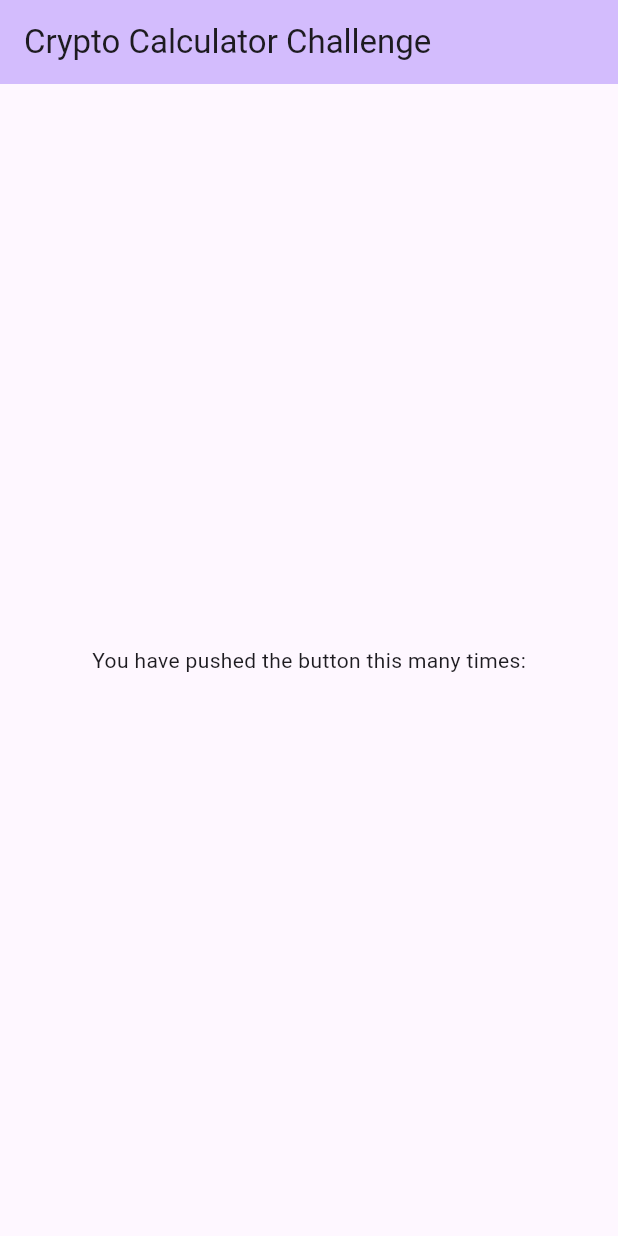
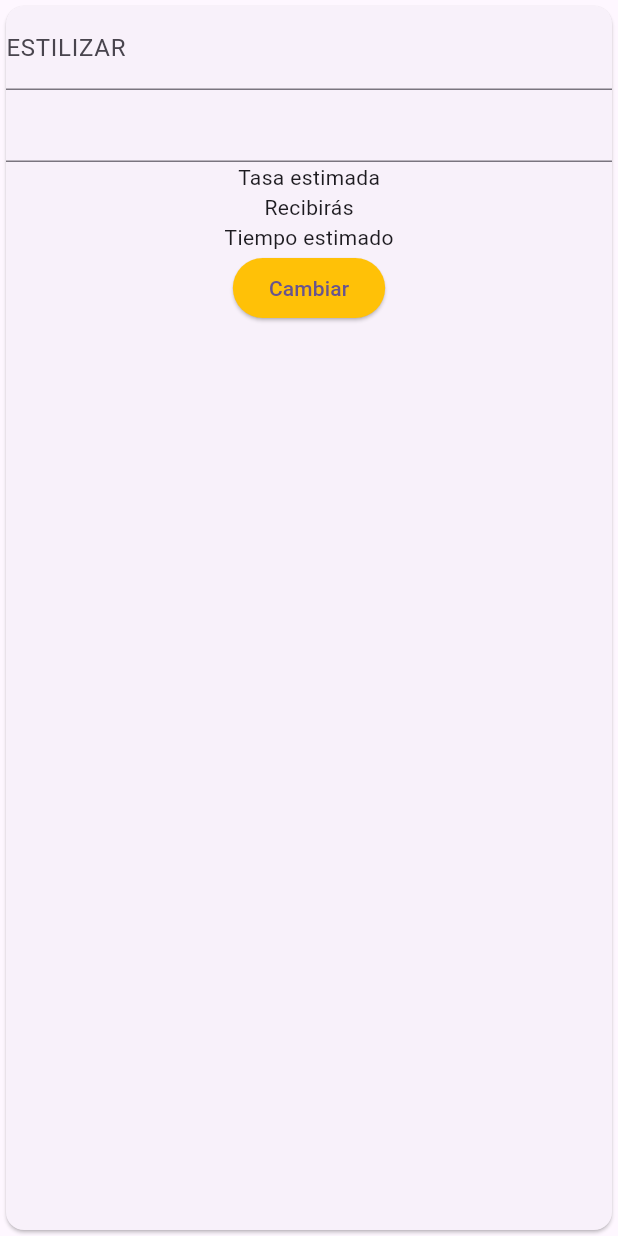
Before and after one commit to Gand4lf23/crypto_calculator_challenge, a Flutter app: the screen it shows after launch, on a phone screen of 412 x 824 dp. Run offline on Flutter 3.47's test engine with Material 3 defaults, Android fonts, the light colour scheme and no system bars.

Commit message:
Base files + base folders structure

```diff
--- /dev/null
+++ b/lib/common/widgets/main_button.dart
@@ -0,0 +1,16 @@
+import 'package:flutter/material.dart';
+
+class MainButton extends StatelessWidget {
+  final String text;
+  final VoidCallback? onPressed;
+  const MainButton({super.key, required this.text, this.onPressed});
+
+  @override
+  Widget build(BuildContext context) {
+    return ElevatedButton(
+      onPressed: onPressed,
+      style: ButtonStyle(backgroundColor: WidgetStatePropertyAll(Colors.amber)),
+      child: Text(text),
+    );
+  }
+}
--- /dev/null
+++ b/lib/features/calculator/presentation/calculator_screen.dart
@@ -0,0 +1,11 @@
+import 'package:crypto_calculator_challenge/features/calculator/widgets/calculator_widget.dart';
+import 'package:flutter/material.dart';
+
+class CalculatorScreen extends StatelessWidget {
+  const CalculatorScreen({super.key});
+
+  @override
+  Widget build(BuildContext context) {
+    return Scaffold(body: CalculatorWidget());
+  }
+}
--- /dev/null
+++ b/lib/features/calculator/widgets/calculator_widget.dart
@@ -0,0 +1,23 @@
+import 'package:crypto_calculator_challenge/common/widgets/main_button.dart';
+import 'package:crypto_calculator_challenge/features/calculator/widgets/currency_converter.dart';
+import 'package:flutter/material.dart';
+
+class CalculatorWidget extends StatelessWidget {
+  const CalculatorWidget({super.key});
+
+  @override
+  Widget build(BuildContext context) {
+    return Card(
+      child: Column(
+        children: [
+          CurrencyConverter(),
+          TextField(),
+          Text('Tasa estimada'),
+          Text('Recibirás'),
+          Text('Tiempo estimado'),
+          MainButton(text: 'Cambiar', onPressed: () {}),
+        ],
+      ),
+    );
+  }
+}
--- /dev/null
+++ b/lib/features/calculator/widgets/currency_converter.dart
@@ -0,0 +1,10 @@
+import 'package:flutter/material.dart';
+
+class CurrencyConverter extends StatelessWidget {
+  const CurrencyConverter({super.key});
+
+  @override
+  Widget build(BuildContext context) {
+    return TextField(decoration: InputDecoration(labelText: 'ESTILIZAR'));
+  }
+}
--- a/lib/main.dart
+++ b/lib/main.dart
@@ -1,3 +1,4 @@
+import 'package:crypto_calculator_challenge/features/calculator/presentation/calculator_screen.dart';
 import 'package:flutter/material.dart';
 
 void main() {
@@ -13,34 +14,7 @@ class MyApp extends StatelessWidget {
     return MaterialApp(
       title: 'Crypto Calculator Challenge',
       theme: ThemeData(colorScheme: .fromSeed(seedColor: Colors.deepPurple)),
-      home: const MyHomePage(title: 'Crypto Calculator Challenge'),
+      home: const CalculatorScreen(),
     );
   }
 }
-
-class MyHomePage extends StatefulWidget {
-  const MyHomePage({super.key, required this.title});
-
-  final String title;
-
-  @override
-  State<MyHomePage> createState() => _MyHomePageState();
-}
-
-class _MyHomePageState extends State<MyHomePage> {
-  @override
-  Widget build(BuildContext context) {
-    return Scaffold(
-      appBar: AppBar(
-        backgroundColor: Theme.of(context).colorScheme.inversePrimary,
-        title: Text(widget.title),
-      ),
-      body: Center(
-        child: Column(
-          mainAxisAlignment: .center,
-          children: [const Text('You have pushed the button this many times:')],
-        ),
-      ),
-    );
-  }
-}
```
Also changed, not shown: lib/common/config/routing.dart (added), lib/common/config/theme/app_colors.dart (added), lib/common/config/theme/app_text_styles.dart (added), lib/common/config/theme/app_theme.dart (added), lib/common/utils/currency_formatter.dart (added), lib/common/utils/debounce.dart (added), lib/core/error/exceptions.dart (added), lib/core/error/failures.dart (added), lib/core/network/api_client.dart (added), lib/core/network/api_endpoints.dart (added), lib/data/repositories/calculator_repository_impl.dart (added), lib/features/calculator/cubit/calculator_cubit.dart (added), lib/features/calculator/cubit/calculator_state.dart (added), lib/features/calculator/di/calculator_injection.dart (added), 1 more files.
